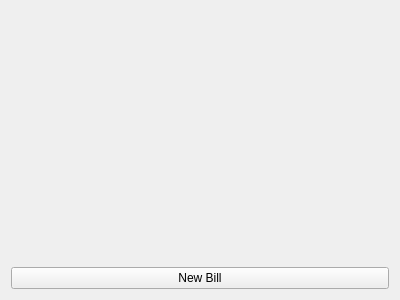
Old version of the form Widgets/BillListWidget.ui in the repository asynts/QtAccounting.
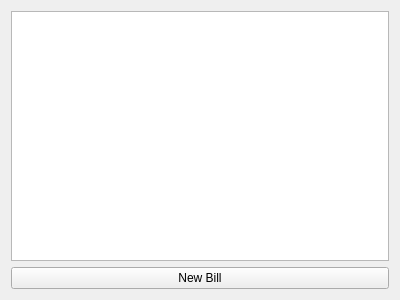
New version of the form.

Commit message:
Get 'BillListWidget' working with new models
I now got a table with the information I need.  The next thing would be
to get the edit button working, or I could rely on delegates.

The edit to the form file:
```diff
--- a/Widgets/BillListWidget.ui
+++ b/Widgets/BillListWidget.ui
@@ -15,14 +15,7 @@
   </property>
   <layout class="QVBoxLayout" name="verticalLayout_2">
    <item>
-    <widget class="QWidget" name="m_container_QWidget" native="true">
-     <property name="sizePolicy">
-      <sizepolicy hsizetype="Preferred" vsizetype="Expanding">
-       <horstretch>0</horstretch>
-       <verstretch>0</verstretch>
-      </sizepolicy>
-     </property>
-    </widget>
+    <widget class="QTableView" name="m_bills_QTableView"/>
    </item>
    <item>
     <widget class="QPushButton" name="m_new_QPushButton">
```
The commit also changes 7 other files.
